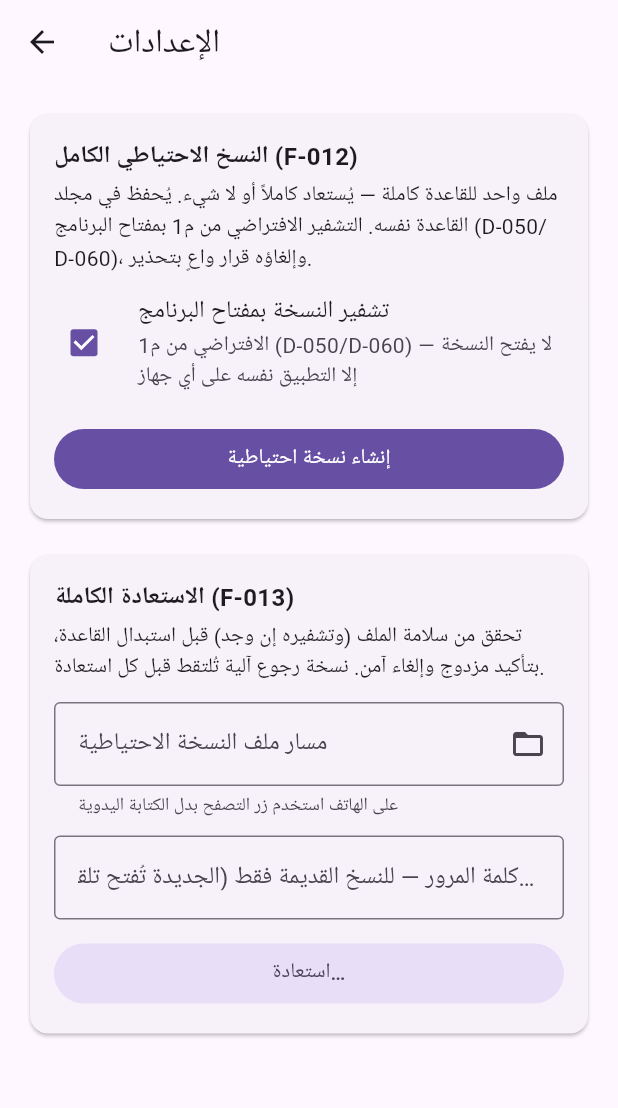
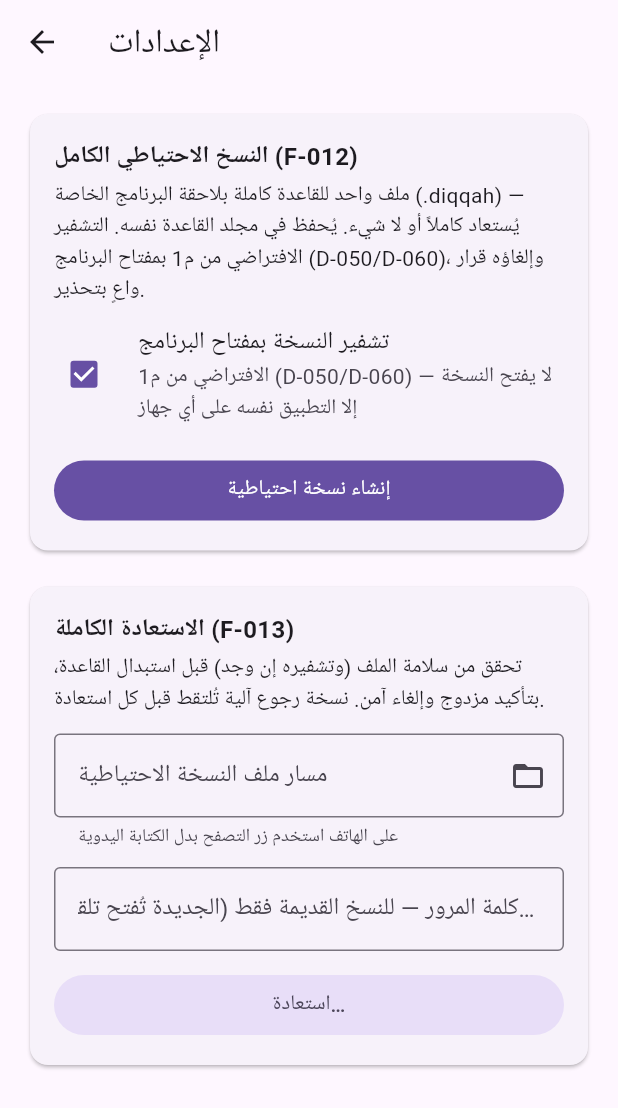
Before and after one commit to M-Fadlalah-Ali/diqqah, a Flutter app: the SettingsScreen screen opened directly with empty values, on a phone screen of 412 x 824 dp. Shown: the top 1108 px of the screen. Run offline on Flutter 3.47's test engine with Material 3 defaults, Android fonts, the phone set to English and light mode, and no system bars; our stand-ins replace drift, file_picker, share_plus; missing offline and left inert: cryptography, sqlite3; accounts and stored records are empty; generated files the repository leaves out were written again.

Commit message:
Task 57 (D-061): لاحقة النسخة الاحتياطية الخاصة بالبرنامج «.diqqah» بدل «.db» — بلفظ المالك «بلاحقة خاصة بالبرنامج إضافة إلى الحماية»: بطاقة تعريف لا قفل، والأمان باقٍ في مفتاح البرنامج (D-060) — والتعرف عند الاستعادة من بصمة المحتوى DIQQENC/HESEBENC لا من الامتداد فإعادة التسمية لا تكسر شيئاً — اختبار endsWith('.diqqah') والوثائق (04/README/س13) والمدموج أعيد توليده — بلا دفع (الكلمة الحرفية لم تُلفظ)

```diff
--- a/packages/app/lib/settings_screen.dart
+++ b/packages/app/lib/settings_screen.dart
@@ -182,7 +182,9 @@ class _SettingsScreenState extends State<SettingsScreen> {
     try {
       final target = p.join(
         p.dirname(widget.dbPath),
-        'diqqah-backup-${_stamp()}.db',
+        // D-061: لاحقة النسخة الخاصة بالبرنامج — بطاقة تعريف للإنسان
+        // والنظام؛ والتعرف الحقيقي عند الاستعادة من بصمة المحتوى.
+        'diqqah-backup-${_stamp()}.diqqah',
       );
       await backupTo(widget.db, target, encrypted: _encryptBackup);
       if (!mounted) return;
@@ -354,7 +356,8 @@ class _SettingsScreenState extends State<SettingsScreen> {
                   ),
                   const SizedBox(height: 4),
                   const Text(
-                    'ملف واحد للقاعدة كاملة — يُستعاد كاملاً أو لا شيء. '
+                    'ملف واحد للقاعدة كاملة بلاحقة البرنامج الخاصة (.diqqah) — '
+                    'يُستعاد كاملاً أو لا شيء. '
                     'يُحفظ في مجلد القاعدة نفسه. التشفير الافتراضي من م1 '
                     'بمفتاح البرنامج (D-050/D-060)، وإلغاؤه قرار واعٍ بتحذير.',
                   ),
```
Also changed, not shown: 6 other files.
